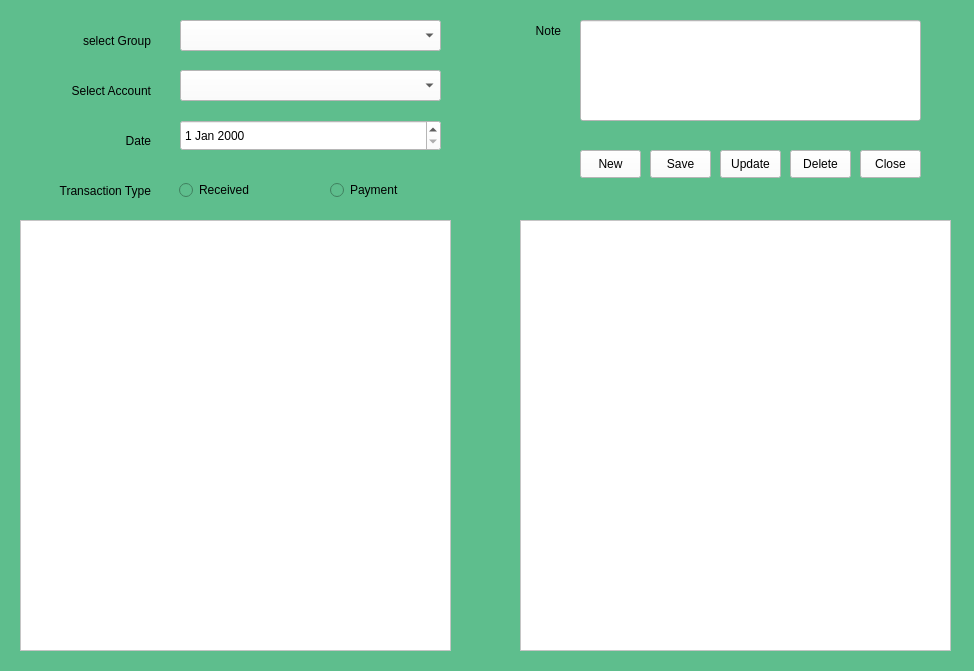
The window that Transaction/Transaction.ui (vaishaligawarkar777-pixel/Account_Project1) describes before a commit, drawn with Qt 5.
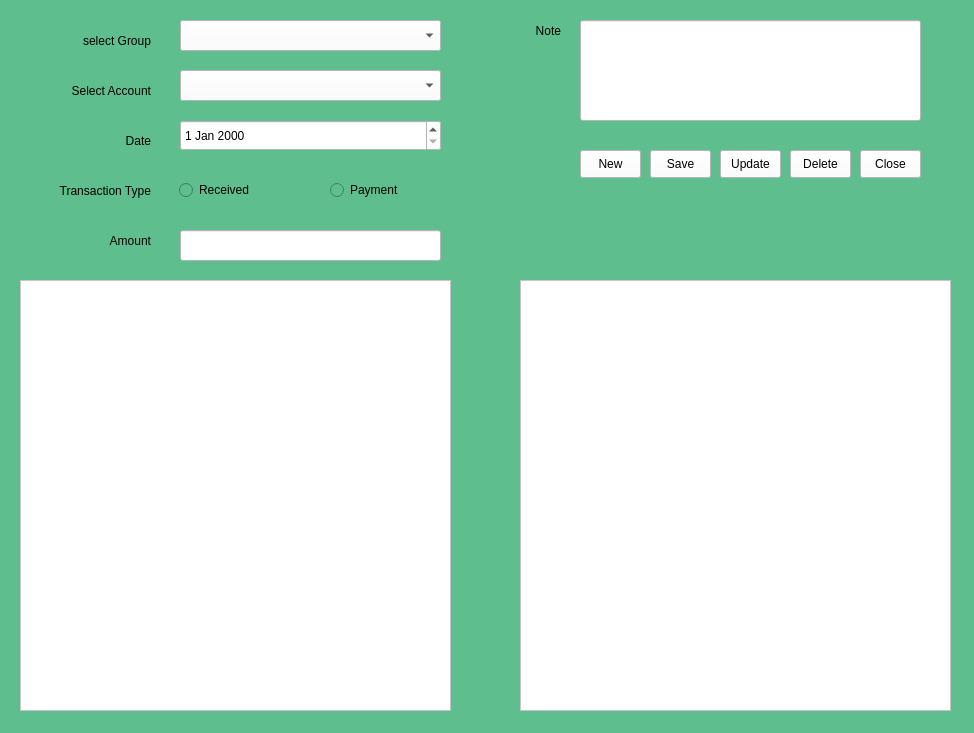
The same window after the commit.

Diff of the .ui file:
```diff
--- a/Transaction/Transaction.ui
+++ b/Transaction/Transaction.ui
@@ -7,7 +7,7 @@
     <x>0</x>
     <y>0</y>
     <width>974</width>
-    <height>671</height>
+    <height>733</height>
    </rect>
   </property>
   <property name="windowTitle">
@@ -204,7 +204,7 @@
     <property name="geometry">
      <rect>
       <x>20</x>
-      <y>220</y>
+      <y>280</y>
       <width>431</width>
       <height>431</height>
      </rect>
@@ -255,7 +255,7 @@
     <property name="geometry">
      <rect>
       <x>520</x>
-      <y>220</y>
+      <y>280</y>
       <width>431</width>
       <height>431</height>
      </rect>
@@ -349,6 +349,44 @@
      <string>Save</string>
     </property>
    </widget>
+   <widget class="QLabel" name="label_6">
+    <property name="geometry">
+     <rect>
+      <x>10</x>
+      <y>230</y>
+      <width>141</width>
+      <height>21</height>
+     </rect>
+    </property>
+    <property name="minimumSize">
+     <size>
+      <width>110</width>
+      <height>0</height>
+     </size>
+    </property>
+    <property name="styleSheet">
+     <string notr="true">font: 10pt &quot;MS Shell Dlg 2&quot;;</string>
+    </property>
+    <property name="text">
+     <string>Amount</string>
+    </property>
+    <property name="alignment">
+     <set>Qt::AlignRight|Qt::AlignTrailing|Qt::AlignVCenter</set>
+    </property>
+   </widget>
+   <widget class="QLineEdit" name="txtAmount">
+    <property name="geometry">
+     <rect>
+      <x>180</x>
+      <y>230</y>
+      <width>261</width>
+      <height>31</height>
+     </rect>
+    </property>
+    <property name="styleSheet">
+     <string notr="true">background-color: rgb(255, 255, 255);</string>
+    </property>
+   </widget>
   </widget>
  </widget>
  <resources/>
```
